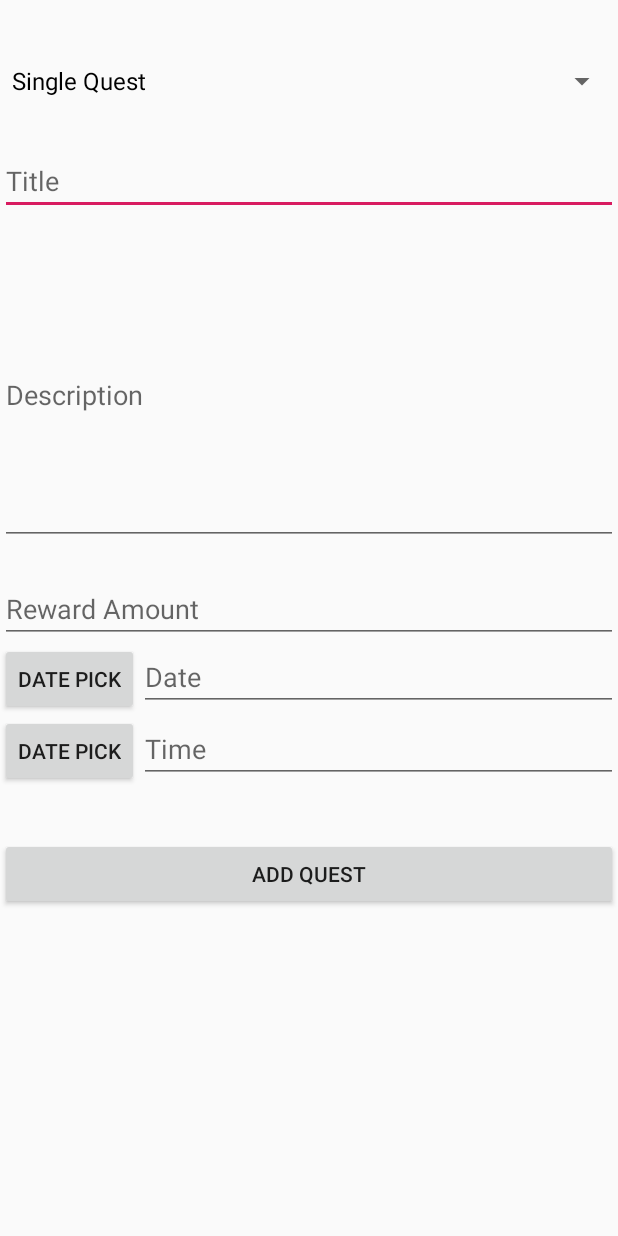
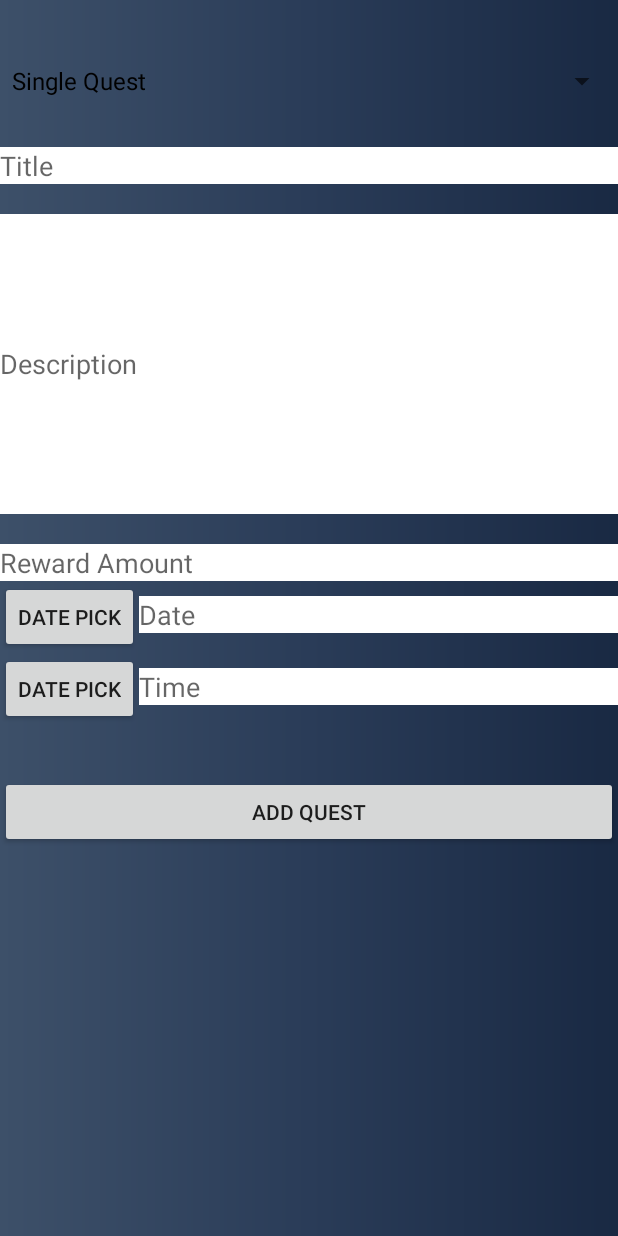
Before and after one commit to kenshin657/MOBAPDE-PIXQUEST, an Android app: the AddQuest screen opened directly, with no data from a screen before it, on a phone screen of 412 x 824 dp. Run offline under Robolectric (Android 15) with nearby library versions, the phone set to English and light mode, and no system bars; our stand-ins replace Firebase (no records; nobody signed in at launch, a user with empty details on screens opened directly).

Commit message:
add quest crappy UI

```diff
--- a/app/src/main/res/layout/activity_add_quest.xml
+++ b/app/src/main/res/layout/activity_add_quest.xml
@@ -5,13 +5,14 @@
     android:layout_width="match_parent"
     android:layout_height="match_parent"
     tools:context=".AddQuest"
-    android:orientation="vertical">
+    android:orientation="vertical"
+    android:background="@drawable/gradient">
 
     <Spinner
         android:id="@+id/type"
         android:layout_marginTop="30dp"
         android:layout_width="match_parent"
-        android:layout_height="wrap_content" />
+        android:layout_height="wrap_content"/>
 
     <EditText
         android:id="@+id/title"
@@ -19,6 +20,7 @@
         android:layout_width="match_parent"
         android:layout_height="wrap_content"
         android:layout_below="@+id/type"
+        android:background="#FFFFFF"
         android:hint="Title"/>
 
     <EditText
@@ -27,6 +29,7 @@
         android:layout_width="match_parent"
         android:layout_height="200dp"
         android:layout_below="@+id/title"
+        android:background="#FFFFFF"
         android:hint="Description"/>
 
     <EditText
@@ -35,6 +38,7 @@
         android:layout_width="match_parent"
         android:layout_height="wrap_content"
         android:layout_below="@+id/description"
+        android:background="#FFFFFF"
         android:hint="Reward Amount"/>
 
     <Button
@@ -65,6 +69,7 @@
             android:layout_height="wrap_content"
             android:hint="Date"
             android:focusableInTouchMode="false"
+            android:background="#FFFFFF"
             android:focusable="false"
             android:id="@+id/dateView"></EditText>
 
@@ -88,6 +93,7 @@
             android:layout_height="wrap_content"
             android:hint="Time"
             android:focusableInTouchMode="false"
+            android:background="#FFFFFF"
             android:focusable="false"
             android:id="@+id/timeView"></EditText>
 
```
